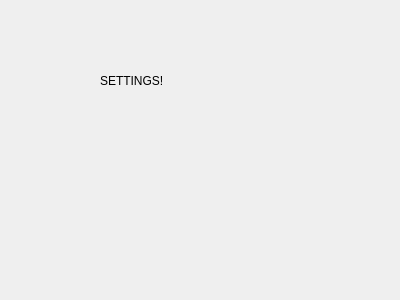
Old version of the form GGTemplateGenerator/settingsui.ui in the repository kingnak/GameGenerator.
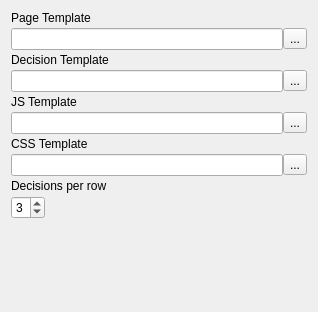
New version of the form. Icons and pictures are not drawn.

Patch:
```diff
--- a/GGTemplateGenerator/settingsui.ui
+++ b/GGTemplateGenerator/settingsui.ui
@@ -6,26 +6,176 @@
    <rect>
     <x>0</x>
     <y>0</y>
-    <width>400</width>
-    <height>300</height>
+    <width>318</width>
+    <height>312</height>
    </rect>
   </property>
   <property name="windowTitle">
    <string>Form</string>
   </property>
-  <widget class="QLabel" name="label">
-   <property name="geometry">
-    <rect>
-     <x>100</x>
-     <y>70</y>
-     <width>91</width>
-     <height>21</height>
-    </rect>
+  <layout class="QFormLayout" name="formLayout">
+   <property name="fieldGrowthPolicy">
+    <enum>QFormLayout::ExpandingFieldsGrow</enum>
    </property>
-   <property name="text">
-    <string>SETTINGS!</string>
+   <property name="rowWrapPolicy">
+    <enum>QFormLayout::WrapAllRows</enum>
    </property>
-  </widget>
+   <property name="verticalSpacing">
+    <number>3</number>
+   </property>
+   <item row="0" column="0">
+    <widget class="QLabel" name="label">
+     <property name="text">
+      <string>Page Template</string>
+     </property>
+    </widget>
+   </item>
+   <item row="0" column="1">
+    <layout class="QHBoxLayout" name="horizontalLayout">
+     <item>
+      <widget class="QLineEdit" name="txtPageTmpl">
+       <property name="readOnly">
+        <bool>true</bool>
+       </property>
+      </widget>
+     </item>
+     <item>
+      <widget class="QToolButton" name="btnEditPage">
+       <property name="text">
+        <string>...</string>
+       </property>
+       <property name="icon">
+        <iconset>
+         <normalon>:/icons/edit</normalon>
+        </iconset>
+       </property>
+       <property name="TEMPLATE" stdset="0">
+        <string notr="true">txtPageTmpl</string>
+       </property>
+      </widget>
+     </item>
+    </layout>
+   </item>
+   <item row="3" column="0" colspan="2">
+    <widget class="QLabel" name="label_2">
+     <property name="text">
+      <string>Decision Template</string>
+     </property>
+    </widget>
+   </item>
+   <item row="4" column="1">
+    <layout class="QHBoxLayout" name="horizontalLayout_2">
+     <item>
+      <widget class="QLineEdit" name="txtDecisionTmpl">
+       <property name="readOnly">
+        <bool>true</bool>
+       </property>
+      </widget>
+     </item>
+     <item>
+      <widget class="QToolButton" name="btnEditDecision">
+       <property name="text">
+        <string>...</string>
+       </property>
+       <property name="icon">
+        <iconset>
+         <normalon>:/icons/edit</normalon>
+        </iconset>
+       </property>
+       <property name="TEMPLATE" stdset="0">
+        <string notr="true">txtDecisionTmpl</string>
+       </property>
+      </widget>
+     </item>
+    </layout>
+   </item>
+   <item row="6" column="0">
+    <widget class="QLabel" name="label_3">
+     <property name="text">
+      <string>JS Template</string>
+     </property>
+    </widget>
+   </item>
+   <item row="7" column="1">
+    <layout class="QHBoxLayout" name="horizontalLayout_3">
+     <item>
+      <widget class="QLineEdit" name="txtJSTmpl">
+       <property name="readOnly">
+        <bool>true</bool>
+       </property>
+      </widget>
+     </item>
+     <item>
+      <widget class="QToolButton" name="btnEditJS">
+       <property name="text">
+        <string>...</string>
+       </property>
+       <property name="icon">
+        <iconset>
+         <normalon>:/icons/edit</normalon>
+        </iconset>
+       </property>
+       <property name="TEMPLATE" stdset="0">
+        <string notr="true">txtJSTmpl</string>
+       </property>
+      </widget>
+     </item>
+    </layout>
+   </item>
+   <item row="9" column="0" colspan="2">
+    <widget class="QLabel" name="label_4">
+     <property name="text">
+      <string>CSS Template</string>
+     </property>
+    </widget>
+   </item>
+   <item row="10" column="1">
+    <layout class="QHBoxLayout" name="horizontalLayout_4">
+     <item>
+      <widget class="QLineEdit" name="txtCSSTmpl">
+       <property name="readOnly">
+        <bool>true</bool>
+       </property>
+      </widget>
+     </item>
+     <item>
+      <widget class="QToolButton" name="btnEditCSS">
+       <property name="text">
+        <string>...</string>
+       </property>
+       <property name="icon">
+        <iconset>
+         <normalon>:/icons/edit</normalon>
+        </iconset>
+       </property>
+       <property name="TEMPLATE" stdset="0">
+        <string notr="true">txtCSSTmpl</string>
+       </property>
+      </widget>
+     </item>
+    </layout>
+   </item>
+   <item row="12" column="0" colspan="2">
+    <widget class="QLabel" name="label_5">
+     <property name="text">
+      <string>Decisions per row</string>
+     </property>
+    </widget>
+   </item>
+   <item row="14" column="1">
+    <widget class="QSpinBox" name="spnDecisionsPerRow">
+     <property name="minimum">
+      <number>1</number>
+     </property>
+     <property name="maximum">
+      <number>6</number>
+     </property>
+     <property name="value">
+      <number>3</number>
+     </property>
+    </widget>
+   </item>
+  </layout>
  </widget>
  <resources/>
  <connections/>
```
Left out of the diff: 70 changed lines with no effect on the pictures.
